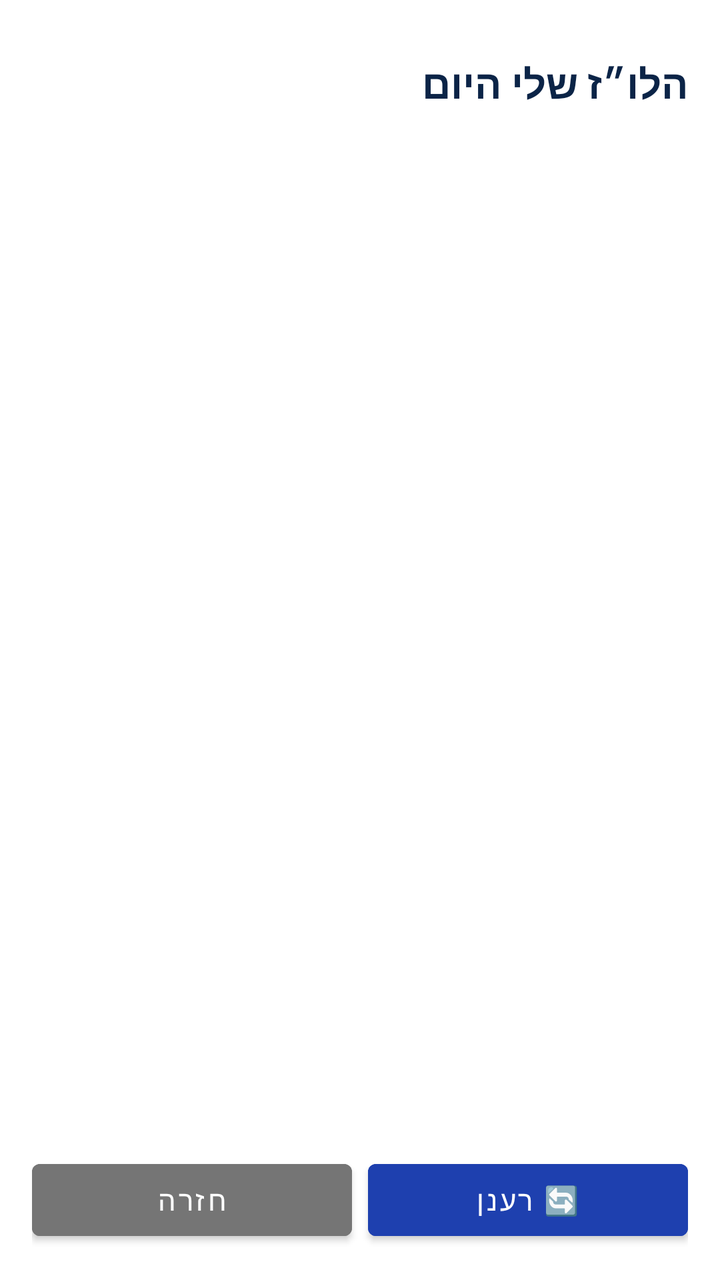
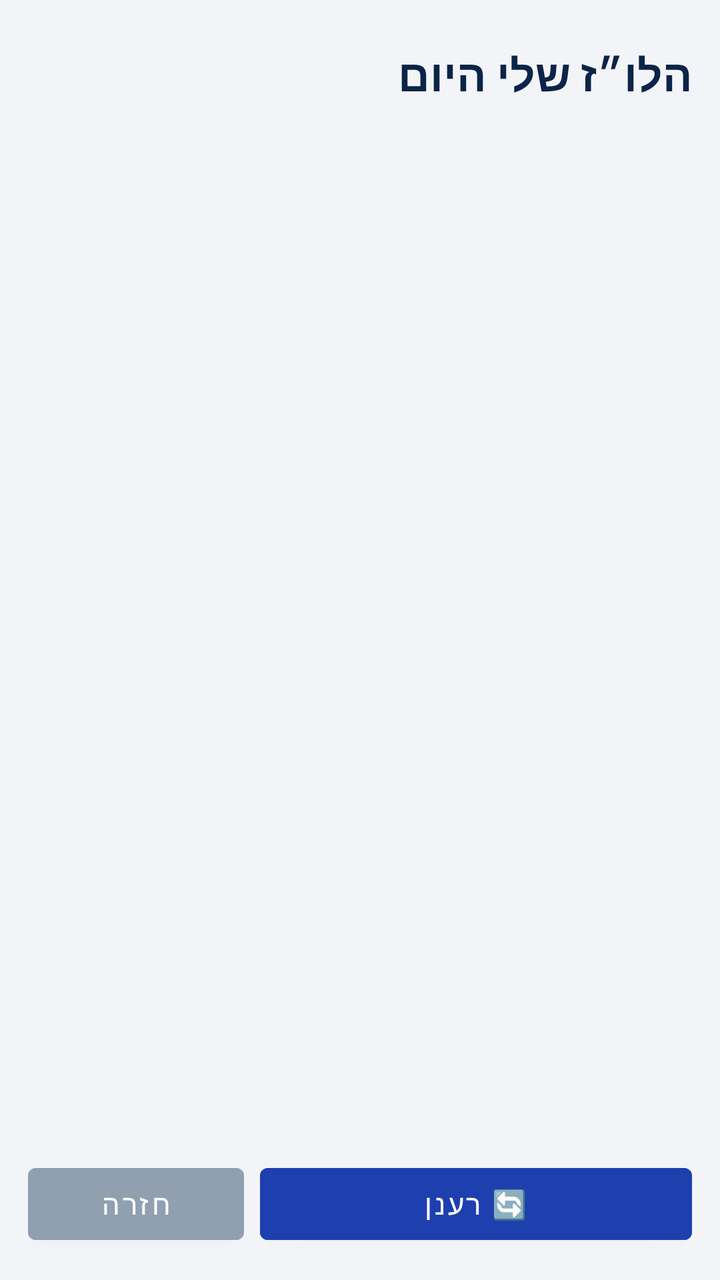

Screens rendered from an Android XML layout before and after an edit, with the pre-edit source and the edit as a unified diff.
<!-- AndroidManifest.xml: application theme Theme.Dangot -->
<!-- res/layout/activity_schedule.xml -->
<?xml version="1.0" encoding="utf-8"?>
<LinearLayout xmlns:android="http://schemas.android.com/apk/res/android"
    android:layout_width="match_parent"
    android:layout_height="match_parent"
    android:orientation="vertical"
    android:padding="16dp"
    android:layoutDirection="rtl">

    <TextView
        android:id="@+id/sched_header"
        android:layout_width="match_parent"
        android:layout_height="wrap_content"
        android:layout_marginTop="12dp"
        android:text="הלו״ז שלי היום"
        android:textSize="20sp"
        android:textStyle="bold"
        android:textColor="@color/blueDark" />

    <ProgressBar
        android:id="@+id/sched_progress"
        android:layout_width="wrap_content"
        android:layout_height="wrap_content"
        android:layout_gravity="center_horizontal"
        android:layout_marginTop="16dp"
        android:visibility="gone" />

    <ScrollView
        android:layout_width="match_parent"
        android:layout_height="0dp"
        android:layout_weight="1"
        android:layout_marginTop="12dp">

        <TextView
            android:id="@+id/sched_body"
            android:layout_width="match_parent"
            android:layout_height="wrap_content"
            android:textSize="16sp"
            android:lineSpacingMultiplier="1.15"
            android:textColor="#222222" />
    </ScrollView>

    <LinearLayout
        android:layout_width="match_parent"
        android:layout_height="wrap_content"
        android:orientation="horizontal"
        android:layout_marginTop="12dp">

        <Button
            android:id="@+id/sched_refresh"
            android:layout_width="0dp"
            android:layout_height="wrap_content"
            android:layout_weight="1"
            android:text="🔄 רענן"
            android:backgroundTint="@color/blue" />

        <Button
            android:id="@+id/sched_back"
            android:layout_width="0dp"
            android:layout_height="wrap_content"
            android:layout_weight="1"
            android:layout_marginStart="8dp"
            android:text="חזרה"
            android:backgroundTint="#757575" />
    </LinearLayout>

</LinearLayout>
<!-- resources referenced by this layout -->
<resources>
  <color name="blue">#1E40AF</color>
  <color name="blueDark">#0B2447</color>
  <style name="Theme.Dangot" parent="Theme.MaterialComponents.Light.NoActionBar">
          <item name="colorPrimary">@color/blue</item>
          <item name="colorPrimaryVariant">@color/blueDark</item>
          <item name="android:statusBarColor">@color/blueDark</item>
      </style>
</resources>

<!-- the commit's change to res/layout/activity_schedule.xml (unified diff, before → after) -->
@@ -3,53 +3,62 @@
     android:layout_width="match_parent"
     android:layout_height="match_parent"
     android:orientation="vertical"
-    android:padding="16dp"
+    android:background="#F2F4F8"
+    android:padding="14dp"
     android:layoutDirection="rtl">
 
     <TextView
         android:id="@+id/sched_header"
         android:layout_width="match_parent"
         android:layout_height="wrap_content"
-        android:layout_marginTop="12dp"
+        android:layout_marginTop="8dp"
         android:text="הלו״ז שלי היום"
-        android:textSize="20sp"
+        android:textSize="22sp"
         android:textStyle="bold"
         android:textColor="@color/blueDark" />
+
+    <TextView
+        android:id="@+id/sched_sub"
+        android:layout_width="match_parent"
+        android:layout_height="wrap_content"
+        android:layout_marginTop="2dp"
+        android:textSize="13sp"
+        android:textColor="#78808C" />
 
     <ProgressBar
         android:id="@+id/sched_progress"
         android:layout_width="wrap_content"
         android:layout_height="wrap_content"
         android:layout_gravity="center_horizontal"
-        android:layout_marginTop="16dp"
+        android:layout_marginTop="20dp"
         android:visibility="gone" />
 
     <ScrollView
         android:layout_width="match_parent"
         android:layout_height="0dp"
         android:layout_weight="1"
-        android:layout_marginTop="12dp">
+        android:layout_marginTop="10dp"
+        android:scrollbars="none">
 
-        <TextView
-            android:id="@+id/sched_body"
+        <LinearLayout
+            android:id="@+id/sched_list"
             android:layout_width="match_parent"
             android:layout_height="wrap_content"
-            android:textSize="16sp"
-            android:lineSpacingMultiplier="1.15"
-            android:textColor="#222222" />
+            android:orientation="vertical"
+            android:paddingBottom="12dp" />
     </ScrollView>
 
     <LinearLayout
         android:layout_width="match_parent"
         android:layout_height="wrap_content"
         android:orientation="horizontal"
-        android:layout_marginTop="12dp">
+        android:layout_marginTop="10dp">
 
         <Button
             android:id="@+id/sched_refresh"
             android:layout_width="0dp"
             android:layout_height="wrap_content"
-            android:layout_weight="1"
+            android:layout_weight="2"
             android:text="🔄 רענן"
             android:backgroundTint="@color/blue" />
 
@@ -60,7 +69,7 @@
             android:layout_weight="1"
             android:layout_marginStart="8dp"
             android:text="חזרה"
-            android:backgroundTint="#757575" />
+            android:backgroundTint="#90A0B0" />
     </LinearLayout>
 
 </LinearLayout>
